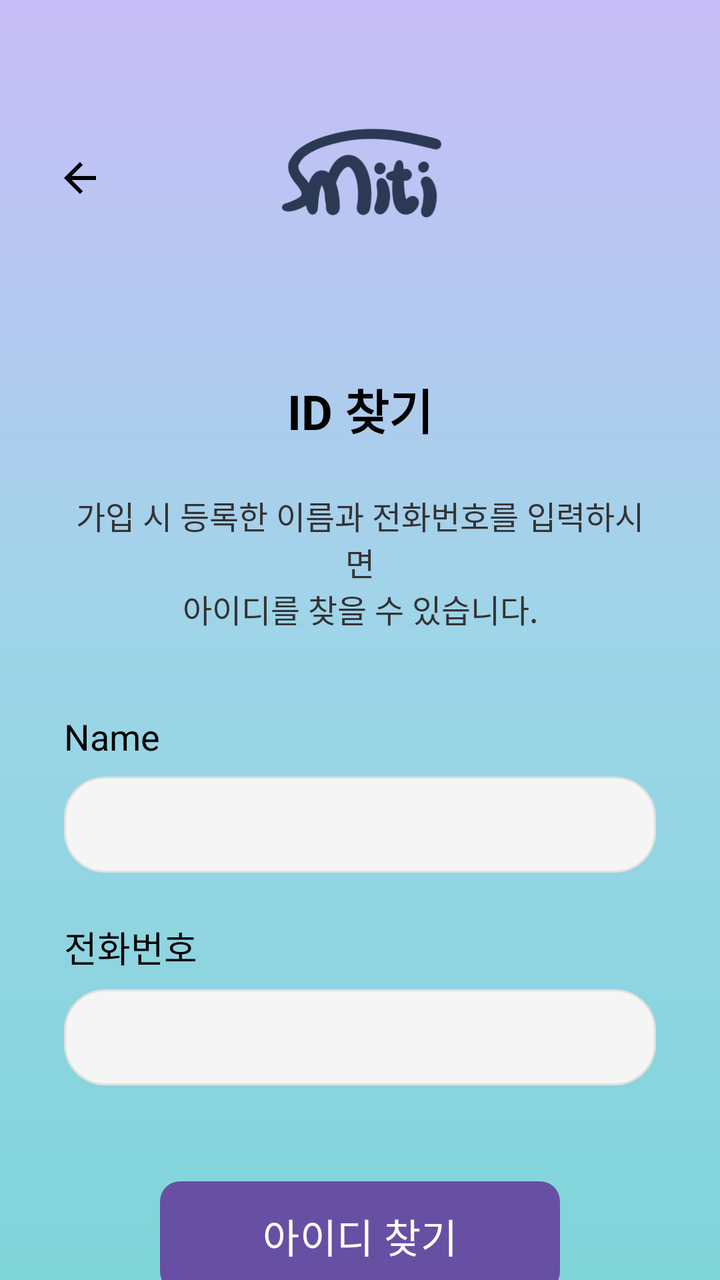
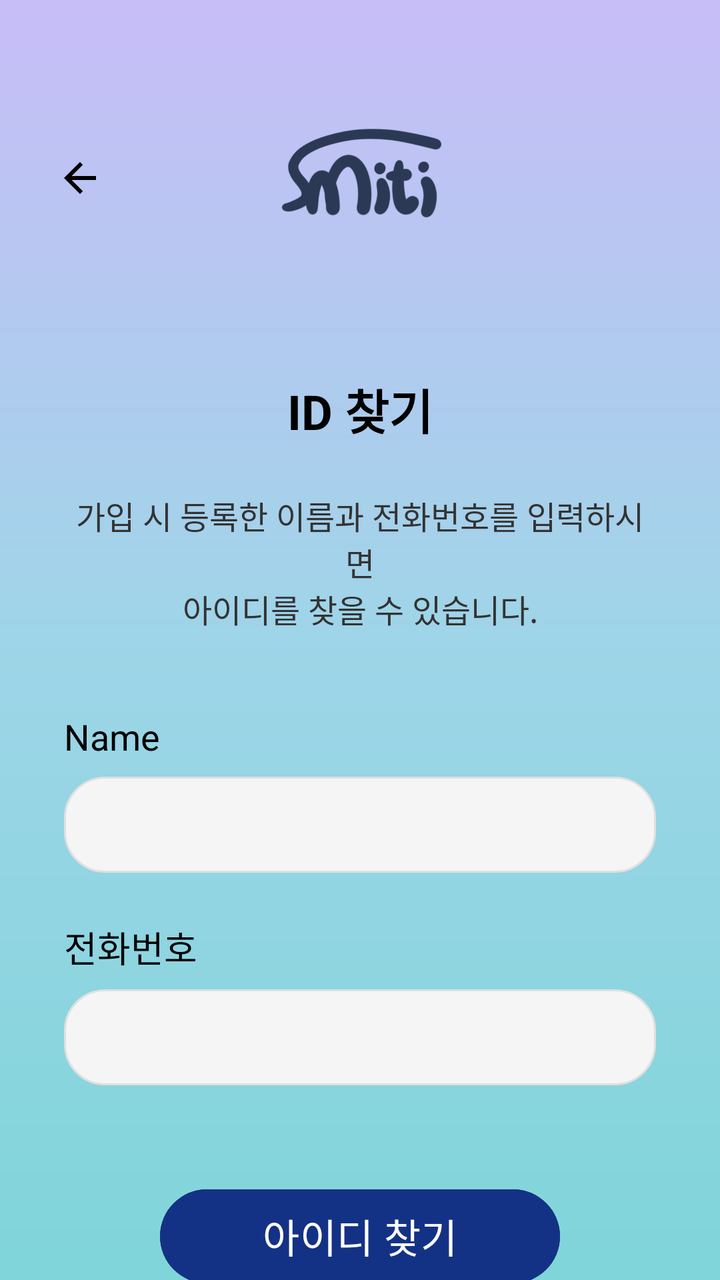

Compare the two renders of this Android layout. The source of the first and the diff that turns it into the second are given below.
<!-- AndroidManifest.xml: application theme Theme.Smiti -->
<!-- res/layout/activity_find_id.xml -->
<?xml version="1.0" encoding="utf-8"?>
<androidx.constraintlayout.widget.ConstraintLayout xmlns:android="http://schemas.android.com/apk/res/android"
    xmlns:app="http://schemas.android.com/apk/res-auto"
    xmlns:tools="http://schemas.android.com/tools"
    android:layout_width="match_parent"
    android:layout_height="match_parent"
    android:background="@drawable/login_background"
    tools:context=".FindIdActivity">

    
    <ImageButton
        android:id="@+id/back_button"
        android:layout_width="48dp"
        android:layout_height="48dp"
        android:layout_marginStart="16dp"
        android:background="?attr/selectableItemBackgroundBorderless"
        android:contentDescription="뒤로 가기"
        android:src="@drawable/ic_back"
        app:layout_constraintStart_toStartOf="parent"
        app:layout_constraintTop_toTopOf="@+id/logo"
        app:layout_constraintBottom_toBottomOf="@+id/logo" />

    
    <ImageView
        android:id="@+id/logo"
        android:layout_width="180dp"
        android:layout_height="100dp"
        android:layout_marginTop="39dp"
        android:contentDescription="@string/logo_description"
        android:src="@drawable/smiti_logo"
        app:layout_constraintEnd_toEndOf="parent"
        app:layout_constraintStart_toStartOf="parent"
        app:layout_constraintTop_toTopOf="parent" />

    
    <TextView
        android:id="@+id/title"
        android:layout_width="wrap_content"
        android:layout_height="wrap_content"
        android:layout_marginTop="48dp"
        android:text="ID 찾기"
        android:textColor="#000000"
        android:textSize="24sp"
        android:textStyle="bold"
        app:layout_constraintEnd_toEndOf="parent"
        app:layout_constraintStart_toStartOf="parent"
        app:layout_constraintTop_toBottomOf="@+id/logo" />

    
    <TextView
        android:id="@+id/description"
        android:layout_width="0dp"
        android:layout_height="wrap_content"
        android:layout_marginStart="32dp"
        android:layout_marginTop="24dp"
        android:layout_marginEnd="32dp"
        android:gravity="center"
        android:text="가입 시 등록한 이름과 전화번호를 입력하시면\n아이디를 찾을 수 있습니다."
        android:textColor="#333333"
        android:textSize="16sp"
        app:layout_constraintEnd_toEndOf="parent"
        app:layout_constraintStart_toStartOf="parent"
        app:layout_constraintTop_toBottomOf="@+id/title" />

    
    <TextView
        android:id="@+id/name_label"
        android:layout_width="wrap_content"
        android:layout_height="wrap_content"
        android:layout_marginStart="32dp"
        android:layout_marginTop="40dp"
        android:text="@string/name_label"
        android:textColor="#000000"
        android:textSize="18sp"
        app:layout_constraintStart_toStartOf="parent"
        app:layout_constraintTop_toBottomOf="@+id/description" />

    <EditText
        android:id="@+id/name"
        android:layout_width="0dp"
        android:layout_height="@dimen/input_field_height"
        android:layout_marginStart="32dp"
        android:layout_marginTop="8dp"
        android:layout_marginEnd="32dp"
        android:background="@drawable/edit_text_background"
        android:hint=""
        android:inputType="textPersonName"
        android:paddingStart="@dimen/input_padding_horizontal"
        android:paddingEnd="@dimen/input_padding_horizontal"
        android:paddingTop="@dimen/input_padding_vertical"
        android:paddingBottom="@dimen/input_padding_vertical"
        android:gravity="center_vertical"
        android:textSize="16sp"
        android:selectAllOnFocus="true"
        app:layout_constraintEnd_toEndOf="parent"
        app:layout_constraintStart_toStartOf="parent"
        app:layout_constraintTop_toBottomOf="@+id/name_label" />

    
    <TextView
        android:id="@+id/phone_number_label"
        android:layout_width="wrap_content"
        android:layout_height="wrap_content"
        android:layout_marginStart="32dp"
        android:layout_marginTop="24dp"
        android:text="@string/phone_number_label"
        android:textColor="#000000"
        android:textSize="18sp"
        app:layout_constraintStart_toStartOf="parent"
        app:layout_constraintTop_toBottomOf="@+id/name" />

    <EditText
        android:id="@+id/phone_number"
        android:layout_width="0dp"
        android:layout_height="@dimen/input_field_height"
        android:layout_marginStart="32dp"
        android:layout_marginTop="8dp"
        android:layout_marginEnd="32dp"
        android:background="@drawable/edit_text_background"
        android:hint=""
        android:inputType="phone"
        android:paddingStart="@dimen/input_padding_horizontal"
        android:paddingEnd="@dimen/input_padding_horizontal"
        android:paddingTop="@dimen/input_padding_vertical"
        android:paddingBottom="@dimen/input_padding_vertical"
        android:gravity="center_vertical"
        android:textSize="16sp"
        android:selectAllOnFocus="true"
        app:layout_constraintEnd_toEndOf="parent"
        app:layout_constraintStart_toStartOf="parent"
        app:layout_constraintTop_toBottomOf="@+id/phone_number_label" />

    
    <Button
        android:id="@+id/find_button"
        android:layout_width="0dp"
        android:layout_height="55dp"
        android:layout_marginStart="80dp"
        android:layout_marginTop="48dp"
        android:layout_marginEnd="80dp"
        android:background="@drawable/login_button_background"
        android:stateListAnimator="@null"
        android:text="아이디 찾기"
        android:textColor="#FFFFFF"
        android:textSize="20sp"
        app:layout_constraintEnd_toEndOf="parent"
        app:layout_constraintStart_toStartOf="parent"
        app:layout_constraintTop_toBottomOf="@+id/phone_number" />

</androidx.constraintlayout.widget.ConstraintLayout>
<!-- resources referenced by this layout -->
<resources>
  <dimen name="input_field_height">48dp</dimen>
  <dimen name="input_padding_horizontal">12dp</dimen>
  <dimen name="input_padding_vertical">8dp</dimen>
  <!-- drawable edit_text_background (drawable) -->
  <?xml version="1.0" encoding="utf-8"?>
  <shape xmlns:android="http://schemas.android.com/apk/res/android">
      <solid android:color="#F5F5F5" />
      <corners android:radius="20dp" />
      <stroke android:color="#E0E0E0" android:width="1dp" />
  </shape>
  <!-- drawable ic_back (drawable) -->
  <?xml version="1.0" encoding="utf-8"?>
  <vector xmlns:android="http://schemas.android.com/apk/res/android"
      android:width="24dp"
      android:height="24dp"
      android:viewportWidth="24"
      android:viewportHeight="24">
      <path
          android:fillColor="#000000"
          android:pathData="M20,11H7.83l5.59,-5.59L12,4l-8,8 8,8 1.41,-1.41L7.83,13H20v-2z"/>
  </vector>
  <!-- drawable login_background (drawable) -->
  <?xml version="1.0" encoding="utf-8"?>
  <shape xmlns:android="http://schemas.android.com/apk/res/android"
      android:shape="rectangle">
      <gradient
          android:angle="270"
          android:startColor="#C8BDF7"
          android:centerColor="#9ED5E8"
          android:endColor="#7FD5D9"
          android:type="linear" />
  </shape>
  <!-- drawable login_button_background (drawable) -->
  <?xml version="1.0" encoding="utf-8"?>
  <shape xmlns:android="http://schemas.android.com/apk/res/android"
      android:shape="rectangle">
      <solid android:color="#2A3953" />
      <corners android:radius="10dp" />
  </shape>
  <!-- drawable smiti_logo: png bitmap (drawable, 65184 bytes) -->
  <string name="logo_description">Application Logo</string>
  <string name="name_label">Name</string>
  <string name="phone_number_label">전화번호</string>
  <style name="Theme.Smiti" parent="Base.Theme.Smiti" />
  <style name="Base.Theme.Smiti" parent="Theme.Material3.DayNight.NoActionBar">
          
          
      </style>
</resources>

<!-- the commit's change to res/layout/activity_find_id.xml (unified diff, before → after) -->
@@ -138,7 +138,7 @@
         android:layout_marginStart="80dp"
         android:layout_marginTop="48dp"
         android:layout_marginEnd="80dp"
-        android:background="@drawable/login_button_background"
+        android:backgroundTint="#143285"
         android:stateListAnimator="@null"
         android:text="아이디 찾기"
         android:textColor="#FFFFFF"
<!-- resource entries referenced after the edit -->
@@ -32,13 +32,6 @@
           android:endColor="#7FD5D9"
           android:type="linear" />
   </shape>
-  <!-- drawable login_button_background (drawable) -->
-  <?xml version="1.0" encoding="utf-8"?>
-  <shape xmlns:android="http://schemas.android.com/apk/res/android"
-      android:shape="rectangle">
-      <solid android:color="#2A3953" />
-      <corners android:radius="10dp" />
-  </shape>
   <!-- drawable smiti_logo: png bitmap (drawable, 65184 bytes) -->
   <string name="logo_description">Application Logo</string>
   <string name="name_label">Name</string>
